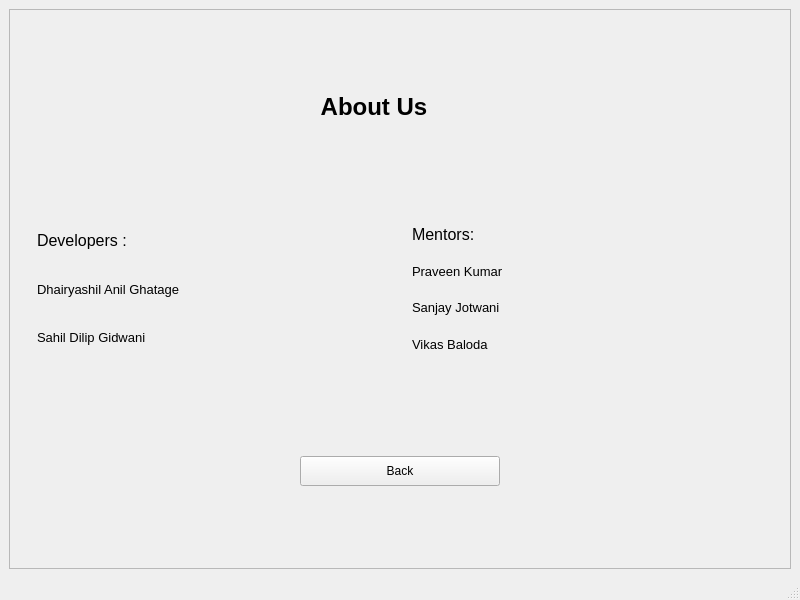
Qt form about_us.ui (dhairyashil-G/CGWB-Desktop-App) before a commit.
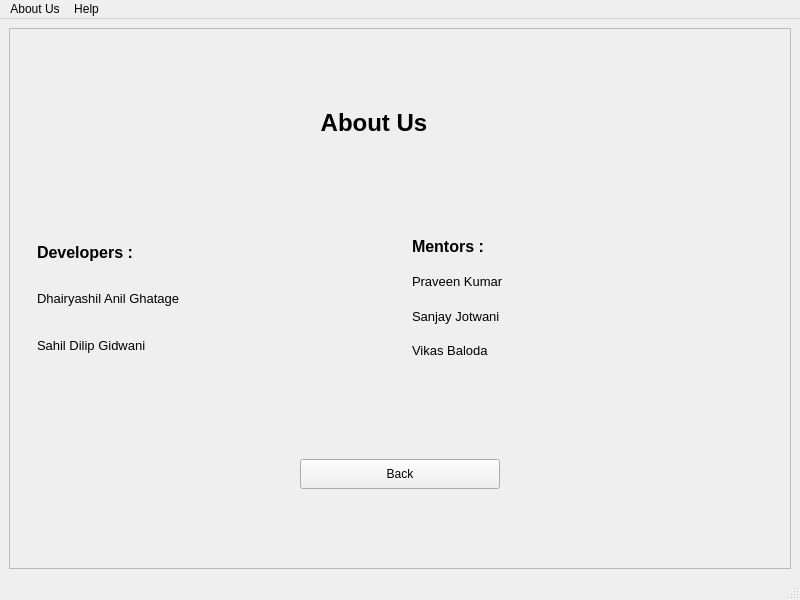
The same form after that commit. Icons and pictures are not drawn.

What changed in the file:
```diff
--- a/about_us.ui
+++ b/about_us.ui
@@ -135,6 +135,8 @@
                 <property name="font">
                  <font>
                   <pointsize>12</pointsize>
+                  <weight>75</weight>
+                  <bold>true</bold>
                  </font>
                 </property>
                 <property name="text">
@@ -177,10 +179,12 @@
                 <property name="font">
                  <font>
                   <pointsize>12</pointsize>
+                  <weight>75</weight>
+                  <bold>true</bold>
                  </font>
                 </property>
                 <property name="text">
-                 <string>Mentors:</string>
+                 <string>Mentors :</string>
                 </property>
                </widget>
               </item>
@@ -237,6 +241,12 @@
           <layout class="QHBoxLayout" name="horizontalLayout">
            <item>
             <widget class="QPushButton" name="back_button">
+             <property name="minimumSize">
+              <size>
+               <width>100</width>
+               <height>30</height>
+              </size>
+             </property>
              <property name="maximumSize">
               <size>
                <width>200</width>
@@ -266,6 +276,18 @@
      <height>21</height>
     </rect>
    </property>
+   <widget class="QMenu" name="menuAbout">
+    <property name="title">
+     <string>About Us</string>
+    </property>
+   </widget>
+   <widget class="QMenu" name="menuHelp">
+    <property name="title">
+     <string>Help</string>
+    </property>
+   </widget>
+   <addaction name="menuAbout"/>
+   <addaction name="menuHelp"/>
   </widget>
   <widget class="QStatusBar" name="statusbar"/>
  </widget>
```
